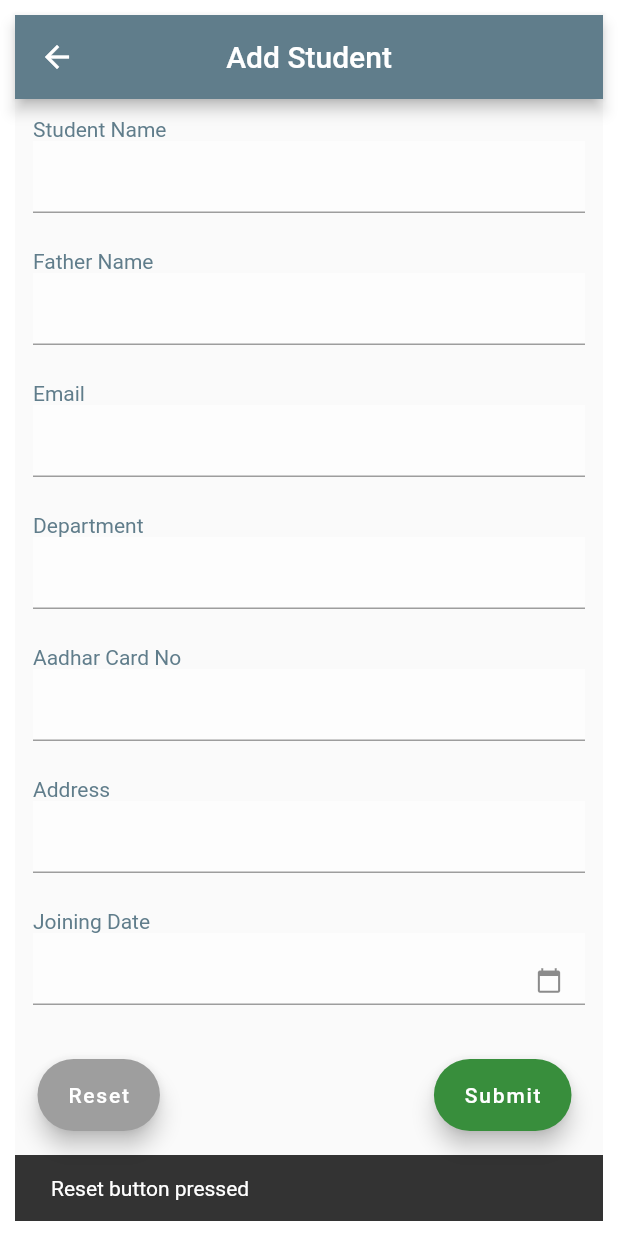
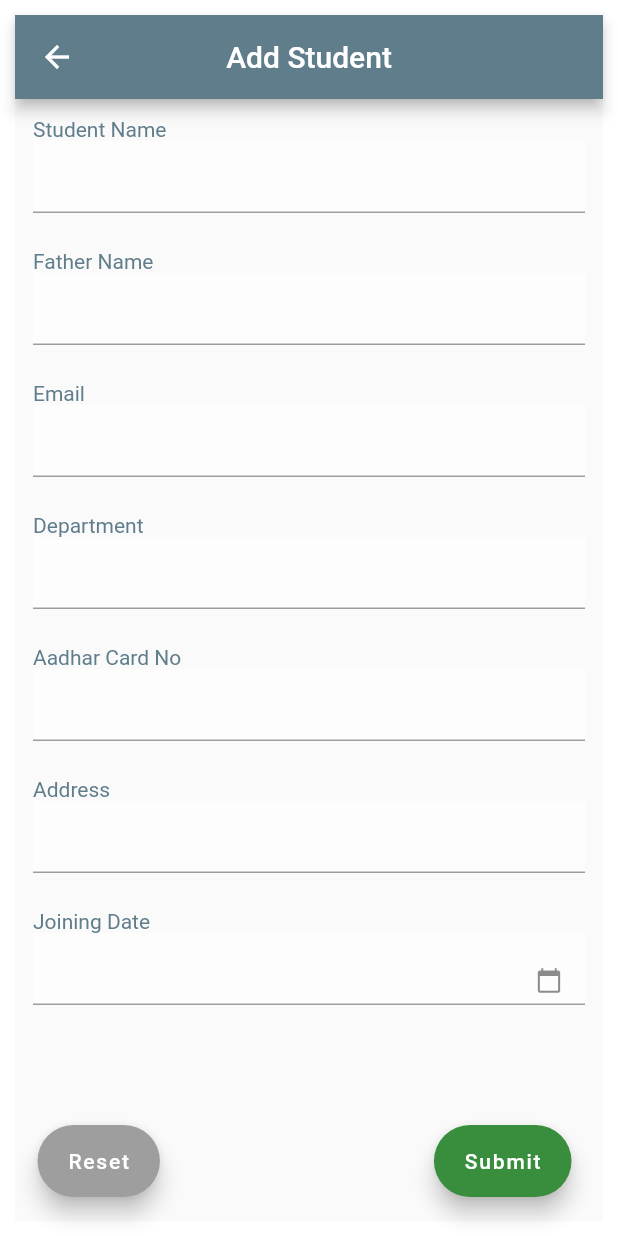
Before and after one commit to sooryaraj/college_management, a Flutter app: the AddStudentScreen screen opened directly, after a tap on "Reset", on a phone screen of 412 x 824 dp. Run offline on Flutter 3.47's test engine with Material 2 defaults, Android fonts, the phone set to English and light mode, and no system bars; our stand-ins replace get, jiffy, sembast, sliding_up_panel; network calls fail.

Commit message:
Update AddStudentScreen.dart

```diff
--- a/lib/screens/AddStudentScreen.dart
+++ b/lib/screens/AddStudentScreen.dart
@@ -34,7 +34,6 @@ class AddStudentScreen extends StatelessWidget {
                             heroTag: "left",
                             onPressed: () {
                               _addStudentController.reset();
-                              Utils.displaySnackBar("Reset button pressed");
                             },
                             label: const Text("Reset"),
                           ),
```
